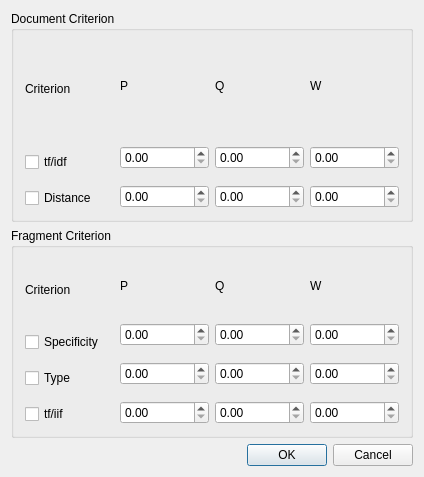
The window that promrank/frontend/qt/gpromrank.ui (pfrancq/galilei) describes before a commit, drawn with Qt 5.
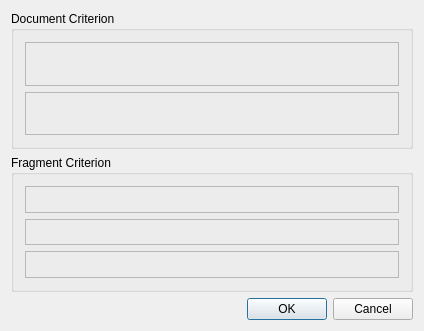
The same window after the commit. Custom widgets are drawn as their Qt base class.

What changed in the file:
```diff
--- a/promrank/frontend/qt/gpromrank.ui
+++ b/promrank/frontend/qt/gpromrank.ui
@@ -7,7 +7,7 @@
     <x>0</x>
     <y>0</y>
     <width>424</width>
-    <height>477</height>
+    <height>331</height>
    </rect>
   </property>
   <property name="sizePolicy">
@@ -34,222 +34,26 @@
      <property name="title">
       <string>Document Criterion</string>
      </property>
-     <layout class="QHBoxLayout" name="horizontalLayout">
+     <layout class="QVBoxLayout" name="verticalLayout">
       <item>
-       <layout class="QVBoxLayout" name="verticalLayout">
-        <item>
-         <widget class="QLabel" name="P1_2">
-          <property name="text">
-           <string>Criterion</string>
-          </property>
-          <property name="wordWrap">
-           <bool>false</bool>
-          </property>
-         </widget>
-        </item>
-        <item>
-         <spacer name="verticalSpacer">
-          <property name="orientation">
-           <enum>Qt::Vertical</enum>
-          </property>
-          <property name="sizeType">
-           <enum>QSizePolicy::Fixed</enum>
-          </property>
-          <property name="sizeHint" stdset="0">
-           <size>
-            <width>20</width>
-            <height>10</height>
-           </size>
-          </property>
-         </spacer>
-        </item>
-        <item>
-         <widget class="QCheckBox" name="TfIdfActive">
-          <property name="text">
-           <string>tf/idf</string>
-          </property>
-         </widget>
-        </item>
-        <item>
-         <spacer name="verticalSpacer_5">
-          <property name="orientation">
-           <enum>Qt::Vertical</enum>
-          </property>
-          <property name="sizeType">
-           <enum>QSizePolicy::Fixed</enum>
-          </property>
-          <property name="sizeHint" stdset="0">
-           <size>
-            <width>20</width>
-            <height>10</height>
-           </size>
-          </property>
-         </spacer>
-        </item>
-        <item>
-         <widget class="QCheckBox" name="DistanceActive">
-          <property name="text">
-           <string>Distance</string>
-          </property>
-         </widget>
-        </item>
-       </layout>
+       <widget class="QRPromCriterion" name="TfIdf">
+        <property name="frameShape">
+         <enum>QFrame::StyledPanel</enum>
+        </property>
+        <property name="frameShadow">
+         <enum>QFrame::Raised</enum>
+        </property>
+       </widget>
       </item>
       <item>
-       <layout class="QVBoxLayout" name="verticalLayout_4">
-        <item>
-         <widget class="QLabel" name="P1">
-          <property name="text">
-           <string>P</string>
-          </property>
-          <property name="wordWrap">
-           <bool>false</bool>
-          </property>
-         </widget>
-        </item>
-        <item>
-         <spacer name="verticalSpacer_2">
-          <property name="orientation">
-           <enum>Qt::Vertical</enum>
-          </property>
-          <property name="sizeType">
-           <enum>QSizePolicy::Fixed</enum>
-          </property>
-          <property name="sizeHint" stdset="0">
-           <size>
-            <width>20</width>
-            <height>10</height>
-           </size>
-          </property>
-         </spacer>
-        </item>
-        <item>
-         <widget class="QDoubleSpinBox" name="TfIdfP"/>
-        </item>
-        <item>
-         <spacer name="verticalSpacer_9">
-          <property name="orientation">
-           <enum>Qt::Vertical</enum>
-          </property>
-          <property name="sizeType">
-           <enum>QSizePolicy::Fixed</enum>
-          </property>
-          <property name="sizeHint" stdset="0">
-           <size>
-            <width>20</width>
-            <height>10</height>
-           </size>
-          </property>
-         </spacer>
-        </item>
-        <item>
-         <widget class="QDoubleSpinBox" name="DistanceP"/>
-        </item>
-       </layout>
-      </item>
-      <item>
-       <layout class="QVBoxLayout" name="verticalLayout_5">
-        <item>
-         <widget class="QLabel" name="Q1">
-          <property name="text">
-           <string>Q</string>
-          </property>
-          <property name="wordWrap">
-           <bool>false</bool>
-          </property>
-         </widget>
-        </item>
-        <item>
-         <spacer name="verticalSpacer_3">
-          <property name="orientation">
-           <enum>Qt::Vertical</enum>
-          </property>
-          <property name="sizeType">
-           <enum>QSizePolicy::Fixed</enum>
-          </property>
-          <property name="sizeHint" stdset="0">
-           <size>
-            <width>20</width>
-            <height>10</height>
-           </size>
-          </property>
-         </spacer>
-        </item>
-        <item>
-         <widget class="QDoubleSpinBox" name="TfIdfQ"/>
-        </item>
-        <item>
-         <spacer name="verticalSpacer_13">
-          <property name="orientation">
-           <enum>Qt::Vertical</enum>
-          </property>
-          <property name="sizeType">
-           <enum>QSizePolicy::Fixed</enum>
-          </property>
-          <property name="sizeHint" stdset="0">
-           <size>
-            <width>20</width>
-            <height>10</height>
-           </size>
-          </property>
-         </spacer>
-        </item>
-        <item>
-         <widget class="QDoubleSpinBox" name="DistanceQ"/>
-        </item>
-       </layout>
-      </item>
-      <item>
-       <layout class="QVBoxLayout" name="verticalLayout_6">
-        <item>
-         <widget class="QLabel" name="W1">
-          <property name="text">
-           <string>W</string>
-          </property>
-          <property name="wordWrap">
-           <bool>false</bool>
-          </property>
-         </widget>
-        </item>
-        <item>
-         <spacer name="verticalSpacer_4">
-          <property name="orientation">
-           <enum>Qt::Vertical</enum>
-          </property>
-          <property name="sizeType">
-           <enum>QSizePolicy::Fixed</enum>
-          </property>
-          <property name="sizeHint" stdset="0">
-           <size>
-            <width>20</width>
-            <height>10</height>
-           </size>
-          </property>
-         </spacer>
-        </item>
-        <item>
-         <widget class="QDoubleSpinBox" name="TfIdfWeight"/>
-        </item>
-        <item>
-         <spacer name="verticalSpacer_17">
-          <property name="orientation">
-           <enum>Qt::Vertical</enum>
-          </property>
-          <property name="sizeType">
-           <enum>QSizePolicy::Fixed</enum>
-          </property>
-          <property name="sizeHint" stdset="0">
-           <size>
-            <width>20</width>
-            <height>10</height>
-           </size>
-          </property>
-         </spacer>
-        </item>
-        <item>
-         <widget class="QDoubleSpinBox" name="DistanceWeight"/>
-        </item>
-       </layout>
+       <widget class="QRPromCriterion" name="Distance">
+        <property name="frameShape">
+         <enum>QFrame::StyledPanel</enum>
+        </property>
+        <property name="frameShadow">
+         <enum>QFrame::Raised</enum>
+        </property>
+       </widget>
       </item>
      </layout>
     </widget>
@@ -259,302 +63,36 @@
      <property name="title">
       <string>Fragment Criterion</string>
      </property>
-     <layout class="QHBoxLayout" name="horizontalLayout_2">
+     <layout class="QVBoxLayout" name="verticalLayout_2">
       <item>
-       <layout class="QVBoxLayout" name="verticalLayout_2">
-        <item>
-         <widget class="QLabel" name="P1_3">
-          <property name="text">
-           <string>Criterion</string>
-          </property>
-          <property name="wordWrap">
-           <bool>false</bool>
-          </property>
-         </widget>
-        </item>
-        <item>
-         <spacer name="verticalSpacer_21">
-          <property name="orientation">
-           <enum>Qt::Vertical</enum>
-          </property>
-          <property name="sizeType">
-           <enum>QSizePolicy::Fixed</enum>
-          </property>
-          <property name="sizeHint" stdset="0">
-           <size>
-            <width>20</width>
-            <height>5</height>
-           </size>
-          </property>
-         </spacer>
-        </item>
-        <item>
-         <widget class="QCheckBox" name="SpecificityActive">
-          <property name="text">
-           <string>Specificity</string>
-          </property>
-         </widget>
-        </item>
-        <item>
-         <spacer name="verticalSpacer_24">
-          <property name="orientation">
-           <enum>Qt::Vertical</enum>
-          </property>
-          <property name="sizeType">
-           <enum>QSizePolicy::Fixed</enum>
-          </property>
-          <property name="sizeHint" stdset="0">
-           <size>
-            <width>20</width>
-            <height>10</height>
-           </size>
-          </property>
-         </spacer>
-        </item>
-        <item>
-         <widget class="QCheckBox" name="TypeActive">
-          <property name="text">
-           <string>Type</string>
-          </property>
-         </widget>
-        </item>
-        <item>
-         <spacer name="verticalSpacer_25">
-          <property name="orientation">
-           <enum>Qt::Vertical</enum>
-          </property>
-          <property name="sizeType">
-           <enum>QSizePolicy::Fixed</enum>
-          </property>
-          <property name="sizeHint" stdset="0">
-           <size>
-            <width>20</width>
-            <height>10</height>
-           </size>
-          </property>
-         </spacer>
-        </item>
-        <item>
-         <widget class="QCheckBox" name="TfIffActive">
-          <property name="text">
-           <string>tf/iif</string>
-          </property>
-         </widget>
-        </item>
-       </layout>
+       <widget class="QRPromCriterion" name="Specificity">
+        <property name="frameShape">
+         <enum>QFrame::StyledPanel</enum>
+        </property>
+        <property name="frameShadow">
+         <enum>QFrame::Raised</enum>
+        </property>
+       </widget>
       </item>
       <item>
-       <layout class="QVBoxLayout" name="verticalLayout_7">
-        <item>
-         <widget class="QLabel" name="P1_4">
-          <property name="text">
-           <string>P</string>
-          </property>
-          <property name="wordWrap">
-           <bool>false</bool>
-          </property>
-         </widget>
-        </item>
-        <item>
-         <spacer name="verticalSpacer_26">
-          <property name="orientation">
-           <enum>Qt::Vertical</enum>
-          </property>
-          <property name="sizeType">
-           <enum>QSizePolicy::Fixed</enum>
-          </property>
-          <property name="sizeHint" stdset="0">
-           <size>
-            <width>20</width>
-            <height>5</height>
-           </size>
-          </property>
-         </spacer>
-        </item>
-        <item>
-         <widget class="QDoubleSpinBox" name="SpecificityP"/>
-        </item>
-        <item>
-         <spacer name="verticalSpacer_29">
-          <property name="orientation">
-           <enum>Qt::Vertical</enum>
-          </property>
-          <property name="sizeType">
-           <enum>QSizePolicy::Fixed</enum>
-          </property>
-          <property name="sizeHint" stdset="0">
-           <size>
-            <width>20</width>
-            <height>10</height>
-           </size>
-          </property>
-         </spacer>
-        </item>
-        <item>
-         <widget class="QDoubleSpinBox" name="TypeP"/>
-        </item>
-        <item>
-         <spacer name="verticalSpacer_30">
-          <property name="orientation">
-           <enum>Qt::Vertical</enum>
-          </property>
-          <property name="sizeType">
-           <enum>QSizePolicy::Fixed</enum>
-          </property>
-          <property name="sizeHint" stdset="0">
-           <size>
-            <width>20</width>
-            <height>10</height>
-           </size>
-          </property>
-         </spacer>
-        </item>
-        <item>
-         <widget class="QDoubleSpinBox" name="TfIffP"/>
-        </item>
-       </layout>
+       <widget class="QRPromCriterion" name="Type">
+        <property name="frameShape">
+         <enum>QFrame::StyledPanel</enum>
+        </property>
+        <property name="frameShadow">
+         <enum>QFrame::Raised</enum>
+        </property>
+       </widget>
       </item>
       <item>
-       <layout class="QVBoxLayout" name="verticalLayout_8">
-        <item>
-         <widget class="QLabel" name="Q1_2">
-          <property name="text">
-           <string>Q</string>
-          </property>
-          <property name="wordWrap">
-           <bool>false</bool>
-          </property>
-         </widget>
-        </item>
-        <item>
-         <spacer name="verticalSpacer_31">
-          <property name="orientation">
-           <enum>Qt::Vertical</enum>
-          </property>
-          <property name="sizeType">
-           <enum>QSizePolicy::Fixed</enum>
-          </property>
-          <property name="sizeHint" stdset="0">
-           <size>
-            <width>20</width>
-            <height>5</height>
-           </size>
-          </property>
-         </spacer>
-        </item>
-        <item>
-         <widget class="QDoubleSpinBox" name="SpecificityQ"/>
-        </item>
-        <item>
-         <spacer name="verticalSpacer_34">
-          <property name="orientation">
-           <enum>Qt::Vertical</enum>
-          </property>
-          <property name="sizeType">
-           <enum>QSizePolicy::Fixed</enum>
-          </property>
-          <property name="sizeHint" stdset="0">
-           <size>
-            <width>20</width>
-            <height>10</height>
-           </size>
-          </property>
-         </spacer>
-        </item>
-        <item>
-         <widget class="QDoubleSpinBox" name="TypeQ"/>
-        </item>
-        <item>
-         <spacer name="verticalSpacer_35">
-          <property name="orientation">
-           <enum>Qt::Vertical</enum>
-          </property>
-          <property name="sizeType">
-           <enum>QSizePolicy::Fixed</enum>
-          </property>
-          <property name="sizeHint" stdset="0">
-           <size>
-            <width>20</width>
-            <height>10</height>
-           </size>
-          </property>
-         </spacer>
-        </item>
-        <item>
-         <widget class="QDoubleSpinBox" name="TfIffQ"/>
-        </item>
-       </layout>
-      </item>
-      <item>
-       <layout class="QVBoxLayout" name="verticalLayout_9">
-        <item>
-         <widget class="QLabel" name="W1_2">
-          <property name="text">
-           <string>W</string>
-          </property>
-          <property name="wordWrap">
-           <bool>false</bool>
-          </property>
-         </widget>
-        </item>
-        <item>
-         <spacer name="verticalSpacer_36">
-          <property name="orientation">
-           <enum>Qt::Vertical</enum>
-          </property>
-          <property name="sizeType">
-           <enum>QSizePolicy::Fixed</enum>
-          </property>
-          <property name="sizeHint" stdset="0">
-           <size>
-            <width>20</width>
-            <height>5</height>
-           </size>
-          </property>
-         </spacer>
-        </item>
-        <item>
-         <widget class="QDoubleSpinBox" name="SpecificityWeight"/>
-        </item>
-        <item>
-         <spacer name="verticalSpacer_39">
-          <property name="orientation">
-           <enum>Qt::Vertical</enum>
-          </property>
-          <property name="sizeType">
-           <enum>QSizePolicy::Fixed</enum>
-          </property>
-          <property name="sizeHint" stdset="0">
-           <size>
-            <width>20</width>
-            <height>10</height>
-           </size>
-          </property>
-         </spacer>
-        </item>
-        <item>
-         <widget class="QDoubleSpinBox" name="TypeWeight"/>
-        </item>
-        <item>
-         <spacer name="verticalSpacer_40">
-          <property name="orientation">
-           <enum>Qt::Vertical</enum>
-          </property>
-          <property name="sizeType">
-           <enum>QSizePolicy::Fixed</enum>
-          </property>
-          <property name="sizeHint" stdset="0">
-           <size>
-            <width>20</width>
-            <height>10</height>
-           </size>
-          </property>
-         </spacer>
-        </item>
-        <item>
-         <widget class="QDoubleSpinBox" name="TfIffWeight"/>
-        </item>
-       </layout>
+       <widget class="QRPromCriterion" name="TfIff">
+        <property name="frameShape">
+         <enum>QFrame::StyledPanel</enum>
+        </property>
+        <property name="frameShadow">
+         <enum>QFrame::Raised</enum>
+        </property>
+       </widget>
       </item>
      </layout>
     </widget>
@@ -569,6 +107,14 @@
   </layout>
  </widget>
  <layoutdefault spacing="6" margin="11"/>
+ <customwidgets>
+  <customwidget>
+   <class>QRPromCriterion</class>
+   <extends>QFrame</extends>
+   <header>qrpromcriterion.h</header>
+   <container>1</container>
+  </customwidget>
+ </customwidgets>
  <resources/>
  <connections/>
 </ui>
```
